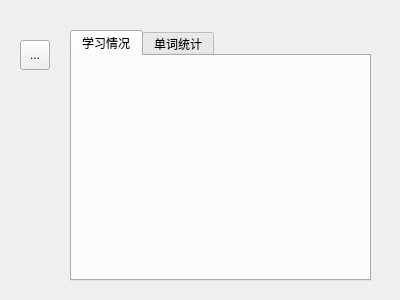
The window that MoMoWord/mostatisticdialog.ui (KailinLi/MoMoWord) describes before a commit, drawn with Qt 5.
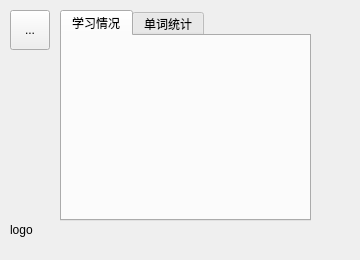
The same window after the commit. Icons and pictures are not drawn. Custom widgets are drawn as their Qt base class.

Diff of the .ui file:
```diff
--- a/MoMoWord/mostatisticdialog.ui
+++ b/MoMoWord/mostatisticdialog.ui
@@ -6,8 +6,8 @@
    <rect>
     <x>0</x>
     <y>0</y>
-    <width>400</width>
-    <height>300</height>
+    <width>360</width>
+    <height>260</height>
    </rect>
   </property>
   <property name="windowTitle">
@@ -16,23 +16,33 @@
   <widget class="QToolButton" name="backBtn">
    <property name="geometry">
     <rect>
-     <x>20</x>
-     <y>40</y>
-     <width>30</width>
-     <height>30</height>
+     <x>10</x>
+     <y>10</y>
+     <width>40</width>
+     <height>40</height>
     </rect>
    </property>
    <property name="text">
     <string>...</string>
    </property>
+   <property name="icon">
+    <iconset resource="images.qrc">
+     <normaloff>:/images/back.png</normaloff>:/images/back.png</iconset>
+   </property>
+   <property name="iconSize">
+    <size>
+     <width>25</width>
+     <height>25</height>
+    </size>
+   </property>
   </widget>
   <widget class="QTabWidget" name="tabWidget">
    <property name="geometry">
     <rect>
-     <x>70</x>
-     <y>30</y>
-     <width>301</width>
-     <height>251</height>
+     <x>60</x>
+     <y>10</y>
+     <width>251</width>
+     <height>211</height>
     </rect>
    </property>
    <property name="currentIndex">
@@ -49,6 +59,19 @@
     </attribute>
    </widget>
   </widget>
+  <widget class="QLabel" name="logoLabel">
+   <property name="geometry">
+    <rect>
+     <x>10</x>
+     <y>210</y>
+     <width>40</width>
+     <height>40</height>
+    </rect>
+   </property>
+   <property name="text">
+    <string>logo</string>
+   </property>
+  </widget>
  </widget>
  <customwidgets>
   <customwidget>
```
Left out of the diff: 4 changed lines with no effect on the pictures.
